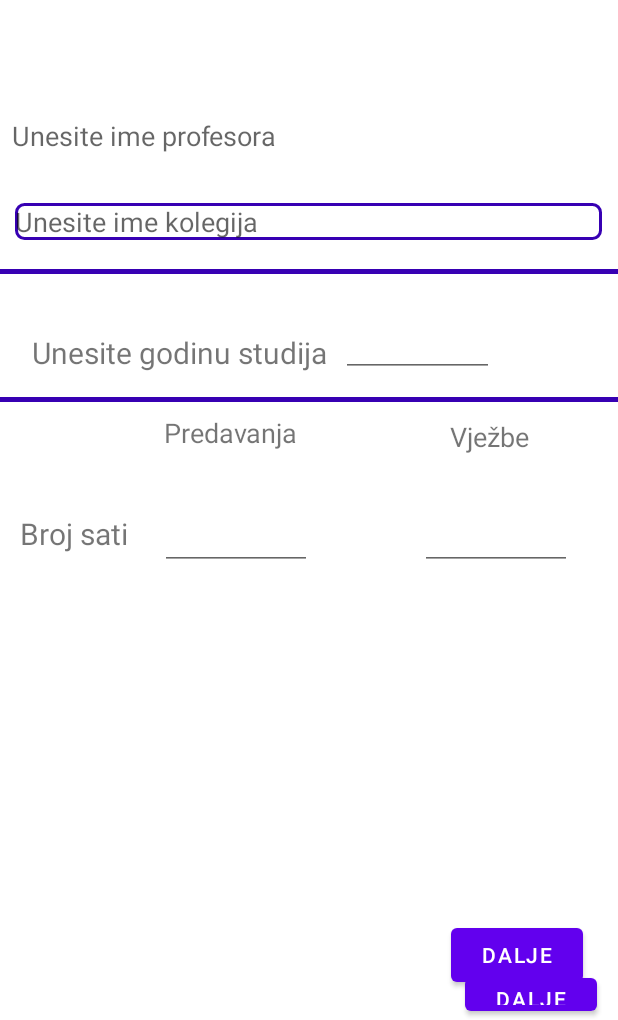
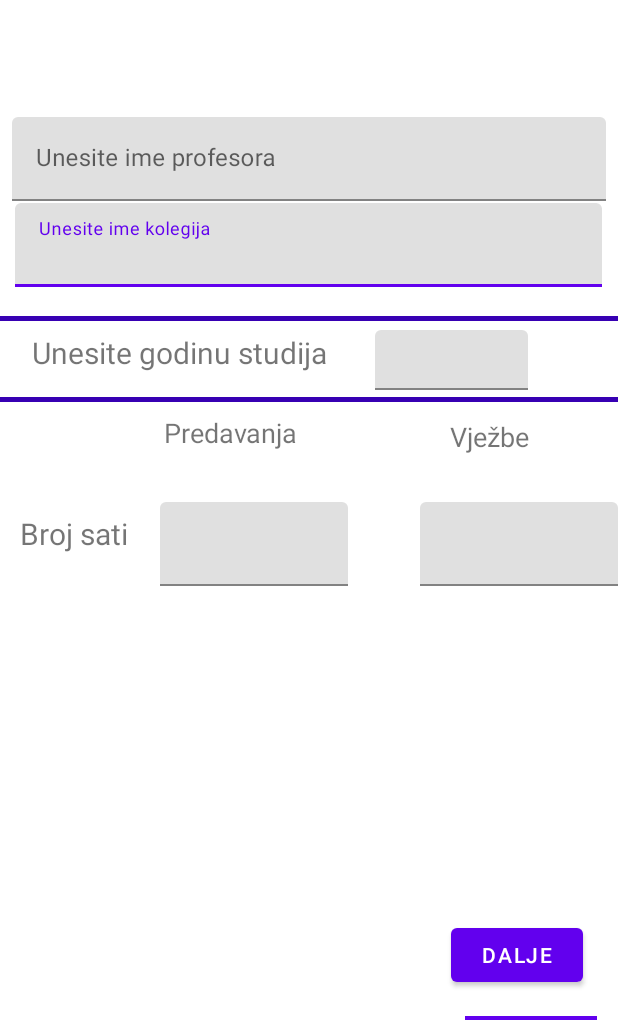
Before and after one commit to leobaksaj/PIN_LV, an Android app: the PageFragment1 screen opened directly, with no data from a screen before it, after a tap on "DALJE", on a phone screen of 412 x 824 dp, the part 216-1236 px from its top. Run offline under Robolectric (Android 15) with nearby library versions, the phone set to English and light mode, and no system bars.

Commit message:
Change EditText to TextInputLayout and a lot of +u?king with that

```diff
--- a/app/src/main/java/com/example/lv1_baksaj/MainActivity.java
+++ b/app/src/main/java/com/example/lv1_baksaj/MainActivity.java
@@ -54,6 +54,7 @@ public class MainActivity extends AppCompatActivity implements PageFragment1.Per
         fragment.updateStudentInfo(predmet, ime_profesora, akademska_godina, sati_predavanja, sati_LV);
     }
 
+
     public static void setCurrentItem (int item, boolean smoothScroll) {
         viewPager.setCurrentItem(item, smoothScroll);
     }
--- a/app/src/main/java/com/example/lv1_baksaj/fragments/PageFragment1.java
+++ b/app/src/main/java/com/example/lv1_baksaj/fragments/PageFragment1.java
@@ -20,6 +20,7 @@ import androidx.fragment.app.Fragment;
 
 import com.example.lv1_baksaj.MainActivity;
 import com.example.lv1_baksaj.R;
+import com.google.android.material.textfield.TextInputLayout;
 
 public class PageFragment1 extends Fragment {
     private static final int REQUEST_IMAGE_CAPTURE = 1;
@@ -28,7 +29,9 @@ public class PageFragment1 extends Fragment {
     private String mParam2;
 
     private ImageView imageView;
-    private EditText oIme, oPrezime, oDatum;
+    private TextInputLayout oIme;
+    private TextInputLayout oPrezime;
+    private EditText oDatum;
     private String ime, prezime, datum;
     private Button oButton;
     private PersonalInfoListener personalInfoListener;
@@ -47,13 +50,13 @@ public class PageFragment1 extends Fragment {
     public void onViewCreated(@NonNull View view, @Nullable Bundle savedInstanceState) {
         super.onViewCreated(view, savedInstanceState);
         imageView = view.findViewById(R.id.imageView2);
-        oIme = view.findViewById(R.id.textInputLayout);
-        oPrezime = view.findViewById(R.id.textInputLayout2);
+        oIme = (TextInputLayout) view.findViewById(R.id.textInputLayout);
+        oPrezime = (TextInputLayout) view.findViewById(R.id.textInputLayout2);
         oDatum = view.findViewById(R.id.editTextDate);
         oButton = view.findViewById(R.id.button);
 
-        oIme.addTextChangedListener(personalInfoWatcher);
-        oPrezime.addTextChangedListener(personalInfoWatcher);
+        oIme.getEditText().addTextChangedListener(personalInfoWatcher);
+        oPrezime.getEditText().addTextChangedListener(personalInfoWatcher);
         oDatum.addTextChangedListener(personalInfoWatcher);
 
         oButton.setOnClickListener(new View.OnClickListener() {
@@ -87,8 +90,8 @@ public class PageFragment1 extends Fragment {
 
         @Override
         public void afterTextChanged(Editable s) {
-            ime = oIme.getText().toString();
-            prezime = oPrezime.getText().toString();
+            ime = oIme.getEditText().getText().toString();
+            prezime = oPrezime.getEditText().getText().toString();
             datum = oDatum.getText().toString();
 
             personalInfoListener.onPersonalInfoSent(ime,prezime,datum);
--- a/app/src/main/java/com/example/lv1_baksaj/fragments/PageFragment2.java
+++ b/app/src/main/java/com/example/lv1_baksaj/fragments/PageFragment2.java
@@ -16,14 +16,15 @@ import androidx.fragment.app.Fragment;
 
 import com.example.lv1_baksaj.MainActivity;
 import com.example.lv1_baksaj.R;
+import com.google.android.material.textfield.TextInputLayout;
 
 public class PageFragment2 extends Fragment {
 
-    private EditText oPredmet;
-    private EditText oProfesor;
-    private EditText oAkGod;
-    private EditText oSatiPredavanja;
-    private EditText oSatiLva;
+    private TextInputLayout oPredmet;
+    private TextInputLayout oProfesor;
+    private TextInputLayout oAkGod;
+    private TextInputLayout oSatiPredavanja;
+    private TextInputLayout oSatiLva;
     private Button oDaljeButton;
 
     private String predmet;
@@ -53,11 +54,11 @@ public class PageFragment2 extends Fragment {
         oSatiPredavanja = view.findViewById(R.id.editTextNumber2);
         oSatiLva = view.findViewById(R.id.editTextNumber3);
 
-        oPredmet.addTextChangedListener(personalInfoWatcher);
-        oProfesor.addTextChangedListener(personalInfoWatcher);
-        oAkGod.addTextChangedListener(personalInfoWatcher);
-        oSatiPredavanja.addTextChangedListener(personalInfoWatcher);
-        oSatiLva.addTextChangedListener(personalInfoWatcher);
+        oPredmet.getEditText().addTextChangedListener(personalInfoWatcher);
+        oProfesor.getEditText().addTextChangedListener(personalInfoWatcher);
+        oAkGod.getEditText().addTextChangedListener(personalInfoWatcher);
+        oSatiPredavanja.getEditText().addTextChangedListener(personalInfoWatcher);
+        oSatiLva.getEditText().addTextChangedListener(personalInfoWatcher);
 
         oDaljeButton.setOnClickListener(new View.OnClickListener() {
             @Override
@@ -81,11 +82,11 @@ public class PageFragment2 extends Fragment {
 
         @Override
         public void afterTextChanged(Editable s) {
-            predmet = oPredmet.getEditableText().toString();
-            profesor = oProfesor.getEditableText().toString();
-            akGod = oAkGod.getEditableText().toString();
-            satiPredavanja = oSatiPredavanja.getEditableText().toString();
-            satiLva = oSatiLva.getEditableText().toString();
+            predmet = oPredmet.getEditText().getText().toString();
+            profesor = oProfesor.getEditText().getText().toString();
+            akGod = oAkGod.getEditText().getText().toString();
+            satiPredavanja = oSatiPredavanja.getEditText().getText().toString();
+            satiLva = oSatiLva.getEditText().getText().toString();
 
             studentInfoListener.onStudentInfoSent(predmet, profesor, akGod,satiPredavanja,satiLva);
         }
--- a/app/src/main/res/layout/student_info_fragment.xml
+++ b/app/src/main/res/layout/student_info_fragment.xml
@@ -4,7 +4,7 @@
     android:layout_height="match_parent"
     xmlns:app="http://schemas.android.com/apk/res-auto">
 
-    <EditText
+    <com.google.android.material.textfield.TextInputLayout
         android:id="@+id/textInputLayout3"
         android:layout_width="391dp"
         android:layout_height="wrap_content"
@@ -13,10 +13,15 @@
         android:layout_centerHorizontal="true"
         android:layout_marginStart="10dp"
         android:layout_marginTop="223dp"
-        android:background="@drawable/custom_input"
-        android:hint="@string/unesiteImeKolegija">
+        android:background="@drawable/custom_input">
 
-    </EditText>
+        <com.google.android.material.textfield.TextInputEditText
+            android:layout_width="match_parent"
+            android:layout_height="wrap_content"
+            android:hint="@string/unesiteImeKolegija" />
+
+    </com.google.android.material.textfield.TextInputLayout>
+
 
     <ImageView
         android:id="@+id/imageView"
@@ -30,7 +35,7 @@
         android:layout_centerHorizontal="true"
         app:srcCompat="@mipmap/ic_launcher" />
 
-    <EditText
+    <com.google.android.material.textfield.TextInputLayout
         android:id="@+id/textInputLayout2"
         android:layout_width="match_parent"
         android:layout_height="wrap_content"
@@ -38,11 +43,14 @@
         android:layout_centerHorizontal="true"
         android:layout_marginStart="16dp"
         android:layout_marginTop="166dp"
-        android:background="@drawable/custom_input"
-        android:hint="@string/unesiteImeProfesora"
-        >
+        android:background="@drawable/custom_input">
+        <com.google.android.material.textfield.TextInputEditText
+            android:layout_width="match_parent"
+            android:layout_height="wrap_content"
+            android:hint="@string/unesiteImeProfesora" />
+    </com.google.android.material.textfield.TextInputLayout>
 
-    </EditText>
+
 
     <Button
         android:id="@+id/buttonIme"
@@ -78,16 +86,21 @@
         android:background="@color/purple_700"
         />
 
-    <EditText
+    <com.google.android.material.textfield.TextInputLayout
         android:id="@+id/editTextNumber"
         android:layout_width="102dp"
-        android:layout_height="wrap_content"
+        android:layout_height="40dp"
         android:layout_alignParentStart="true"
         android:layout_alignParentTop="true"
-        android:layout_marginStart="227dp"
-        android:layout_marginTop="294dp"
+        android:layout_marginStart="250dp"
+        android:layout_marginTop="308dp"
         android:layout_toEndOf="@+id/textView8"
-        android:inputType="number" />
+        android:inputType="number">
+
+        <com.google.android.material.textfield.TextInputEditText
+            android:layout_width="match_parent"
+            android:layout_height="wrap_content" />
+    </com.google.android.material.textfield.TextInputLayout>
 
     <TextView
         android:id="@+id/textView8"
@@ -133,27 +146,36 @@
         android:layout_marginTop="30dp"
         android:text="@string/vjezbe" />
 
-    <EditText
+    <com.google.android.material.textfield.TextInputLayout
         android:id="@+id/editTextNumber2"
-        android:layout_width="101dp"
+        android:layout_width="125dp"
         android:layout_height="wrap_content"
         android:layout_below="@+id/textView7"
         android:layout_marginStart="21dp"
         android:layout_marginTop="34dp"
         android:layout_marginBottom="267dp"
-        android:layout_toEndOf="@+id/textView9"
-        android:inputType="number" />
+        android:layout_toEndOf="@+id/textView9">
 
-    <EditText
+        <com.google.android.material.textfield.TextInputEditText
+            android:layout_width="match_parent"
+            android:layout_height="match_parent"
+            android:inputType="number"/>
+    </com.google.android.material.textfield.TextInputLayout>
+
+    <com.google.android.material.textfield.TextInputLayout
         android:id="@+id/editTextNumber3"
-        android:layout_width="101dp"
+        android:layout_width="match_parent"
         android:layout_height="wrap_content"
+        android:layout_below="@+id/textView7"
         android:layout_alignParentStart="true"
-        android:layout_below="@+id/textView7"
         android:layout_marginStart="280dp"
-        android:layout_marginTop="34dp"
-        android:ems="10"
-        android:inputType="number" />
+        android:layout_marginTop="34dp">
+
+        <com.google.android.material.textfield.TextInputEditText
+            android:layout_width="match_parent"
+            android:layout_height="match_parent"
+            android:inputType="number"/>
+    </com.google.android.material.textfield.TextInputLayout>
 
     <Button
         android:id="@+id/button2"
--- a/app/src/main/res/values/strings.xml
+++ b/app/src/main/res/values/strings.xml
@@ -3,7 +3,7 @@
 
     <string name="dobrodosli">DOBRODOŠLI</string>
     <string name="dodajStudenta">Dodaj novog studenta</string>
-    <string name="uputaMain">Upišite svoje ime i prezimei pritisni "'Dalje'"</string>
+    <string name="uputaMain">  Upišite svoje ime i prezime i pritisni "'Dalje'"</string>
     <string name="datumRodenja">Datum rođenja</string>
     <string name="dalje1">Dalje</string>
     <string name="brSati">Broj sati</string>
```
Also changed, not shown: app/src/main/res/layout/personal_info_fragment.xml (+19 -11 lines).
